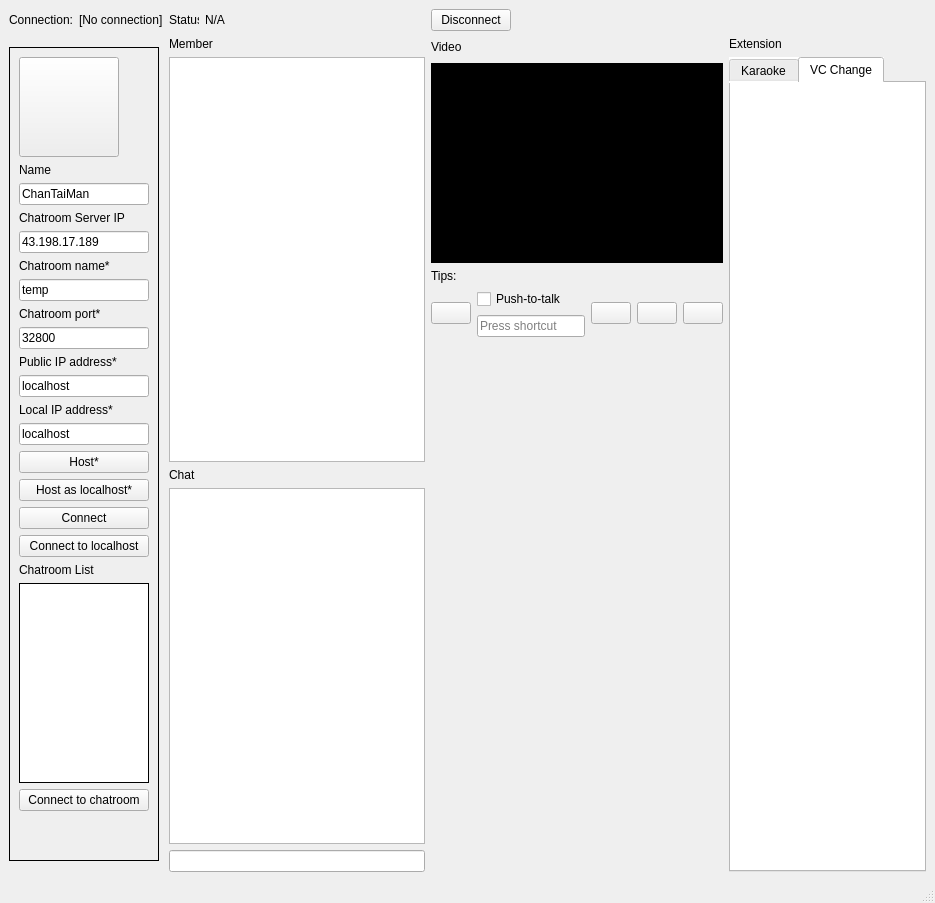
First picture: the form in UI/mainWindow.ui, repository OrangeEgg1937/pj_rm_chat, before the edit.
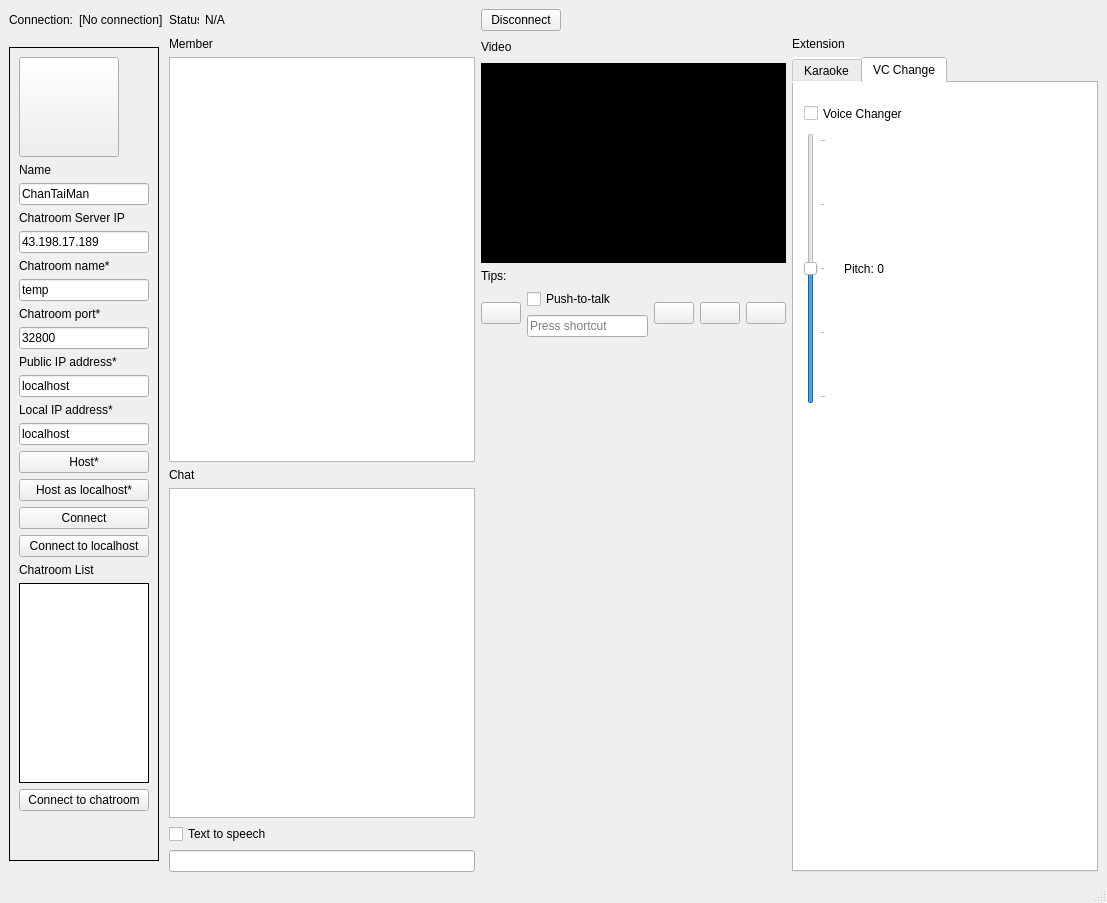
Second picture: the form after the edit. The open tabs and pages were chosen to show the change. Icons and pictures are not drawn.

Commit message: Enhancement Voice changer and TTS

Diff of the .ui file:
```diff
--- a/UI/mainWindow.ui
+++ b/UI/mainWindow.ui
@@ -6,7 +6,7 @@
    <rect>
     <x>0</x>
     <y>0</y>
-    <width>935</width>
+    <width>1107</width>
     <height>903</height>
    </rect>
   </property>
@@ -580,6 +580,13 @@
         <item>
          <widget class="QTextBrowser" name="chatbox"/>
         </item>
+        <item>
+         <widget class="QCheckBox" name="ttsToggle">
+          <property name="text">
+           <string>Text to speech</string>
+          </property>
+         </widget>
+        </item>
         <item>
          <widget class="QLineEdit" name="chat_input"/>
         </item>
@@ -765,6 +772,66 @@
          <attribute name="title">
           <string>VC Change</string>
          </attribute>
+         <widget class="QCheckBox" name="pitchToggle">
+          <property name="geometry">
+           <rect>
+            <x>10</x>
+            <y>10</y>
+            <width>111</width>
+            <height>41</height>
+           </rect>
+          </property>
+          <property name="text">
+           <string>Voice Changer</string>
+          </property>
+         </widget>
+         <widget class="QSlider" name="PitchSlider">
+          <property name="geometry">
+           <rect>
+            <x>10</x>
+            <y>50</y>
+            <width>22</width>
+            <height>271</height>
+           </rect>
+          </property>
+          <property name="tabletTracking">
+           <bool>false</bool>
+          </property>
+          <property name="focusPolicy">
+           <enum>Qt::WheelFocus</enum>
+          </property>
+          <property name="minimum">
+           <number>-100</number>
+          </property>
+          <property name="maximum">
+           <number>100</number>
+          </property>
+          <property name="tracking">
+           <bool>true</bool>
+          </property>
+          <property name="orientation">
+           <enum>Qt::Vertical</enum>
+          </property>
+          <property name="tickPosition">
+           <enum>QSlider::TicksBelow</enum>
+          </property>
+          <property name="tickInterval">
+           <number>50</number>
+          </property>
+         </widget>
+         <widget class="QLabel" name="pitchValue">
+          <property name="geometry">
+           <rect>
+            <x>50</x>
+            <y>170</y>
+            <width>55</width>
+            <height>31</height>
+           </rect>
+          </property>
+          <property name="text">
+           <string>Pitch: 0</string>
+          </property>
+         </widget>
         </widget>
        </widget>
       </item>
```
Left out of the diff: 4 changed lines with no effect on the pictures. The commit also changes 3 other files.
